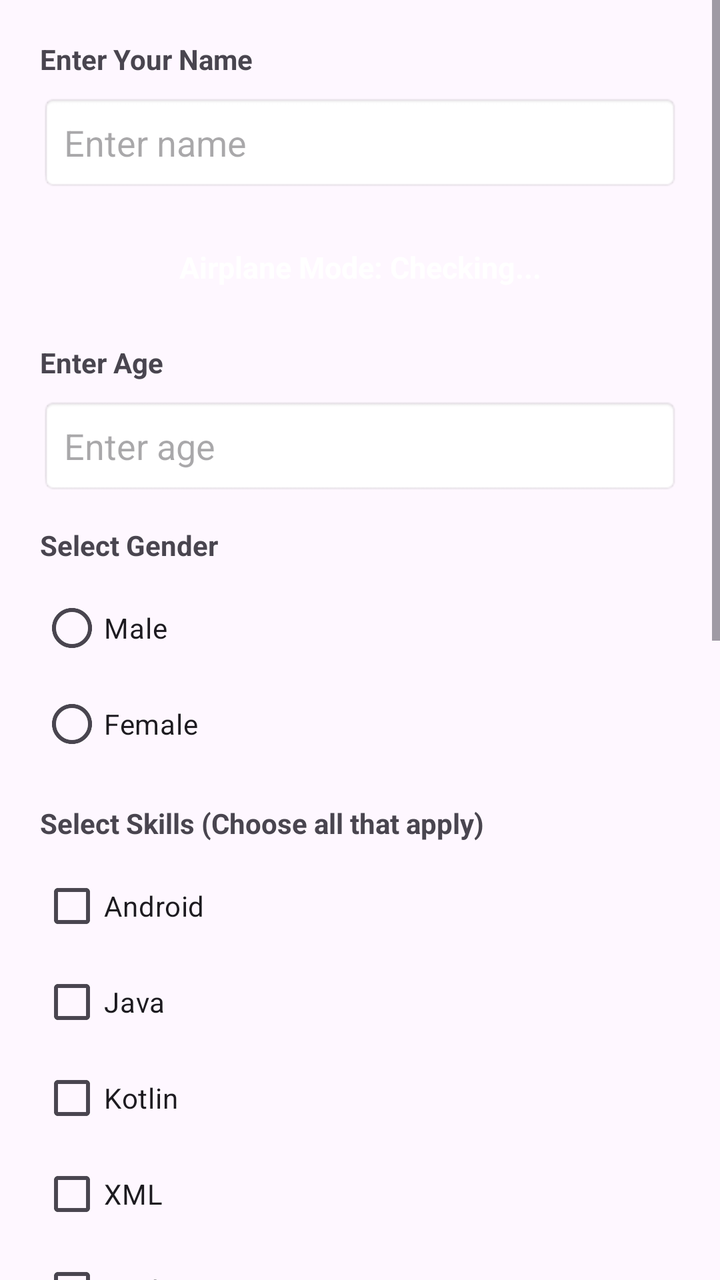
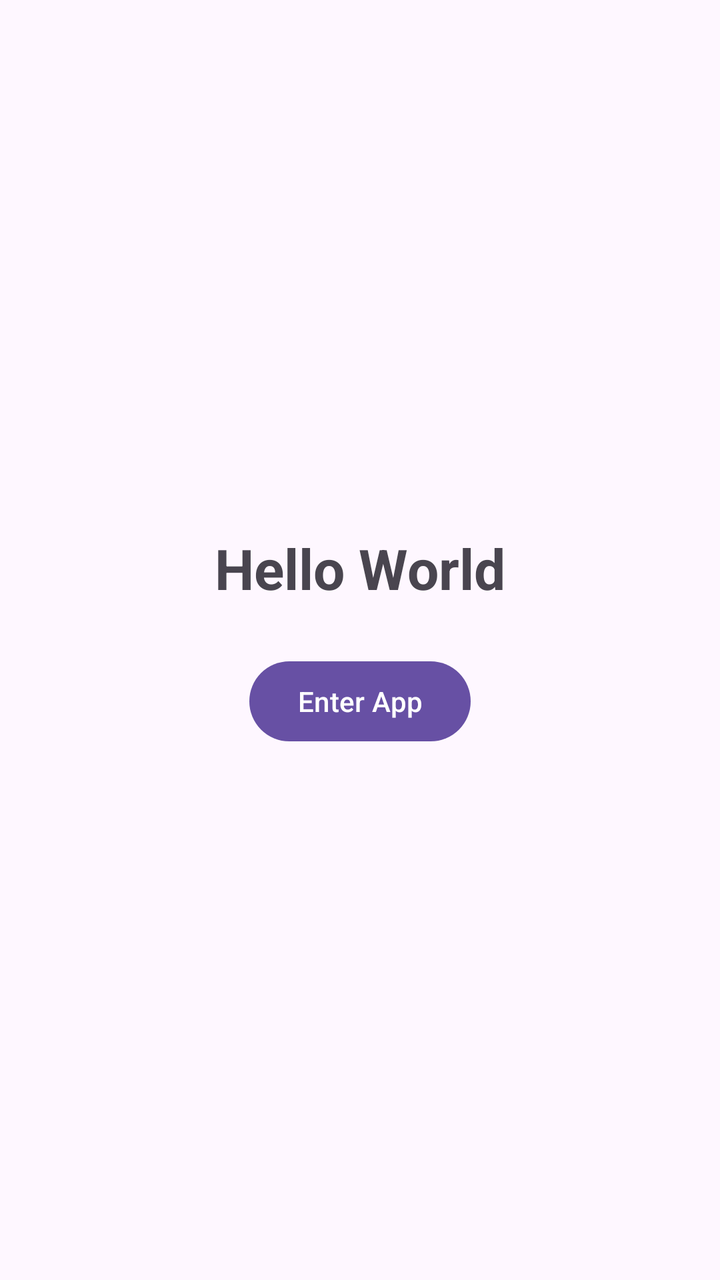

Two renders of the same Android screen: before a commit and after it. Below are the layout's source before the change and the commit's diff.
<!-- AndroidManifest.xml: application theme Theme.Sem5 -->
<!-- res/layout/activity_main.xml -->
<?xml version="1.0" encoding="utf-8"?>
<androidx.drawerlayout.widget.DrawerLayout xmlns:android="http://schemas.android.com/apk/res/android"
    xmlns:app="http://schemas.android.com/apk/res-auto"
    xmlns:tools="http://schemas.android.com/tools"
    android:id="@+id/drawerLayout"
    android:layout_width="match_parent"
    android:layout_height="match_parent"
    tools:context=".MainActivity">

    <ScrollView
        android:layout_width="match_parent"
        android:layout_height="match_parent">

    <LinearLayout
        android:layout_width="match_parent"
        android:layout_height="wrap_content"
        android:orientation="vertical"
        android:padding="20dp">

        <TextView
            android:layout_width="wrap_content"
            android:layout_height="wrap_content"
            android:text="Enter Your Name"
            android:textStyle="bold"
            android:layout_marginBottom="8dp" />

        <EditText
            android:id="@+id/etName"
            android:layout_width="match_parent"
            android:layout_height="wrap_content"
            android:hint="Enter name"
            android:inputType="textPersonName"
            android:background="@android:drawable/editbox_background"
            android:padding="12dp"
            android:layout_marginBottom="16dp" />

        <TextView
            android:id="@+id/tvAirplaneModeBanner"
            android:layout_width="match_parent"
            android:layout_height="wrap_content"
            android:gravity="center"
            android:padding="12dp"
            android:text="Airplane Mode: Checking..."
            android:textStyle="bold"
            android:textSize="15sp"
            android:textColor="#FFFFFF"
            android:layout_marginBottom="16dp" />

        <TextView
            android:layout_width="wrap_content"
            android:layout_height="wrap_content"
            android:text="Enter Age"
            android:textStyle="bold"
            android:layout_marginBottom="8dp" />

        <EditText
            android:id="@+id/etAge"
            android:layout_width="match_parent"
            android:layout_height="wrap_content"
            android:hint="Enter age"
            android:inputType="number"
            android:background="@android:drawable/editbox_background"
            android:padding="12dp"
            android:layout_marginBottom="16dp" />

        <TextView
            android:layout_width="wrap_content"
            android:layout_height="wrap_content"
            android:text="Select Gender"
            android:textStyle="bold"
            android:layout_marginBottom="8dp" />

        <RadioGroup
            android:id="@+id/rgGender"
            android:layout_width="wrap_content"
            android:layout_height="wrap_content"
            android:layout_marginBottom="16dp">

            <RadioButton
                android:id="@+id/rbMale"
                android:layout_width="wrap_content"
                android:layout_height="wrap_content"
                android:text="Male" />

            <RadioButton
                android:id="@+id/rbFemale"
                android:layout_width="wrap_content"
                android:layout_height="wrap_content"
                android:text="Female" />
        </RadioGroup>

        <TextView
            android:layout_width="wrap_content"
            android:layout_height="wrap_content"
            android:text="Select Skills (Choose all that apply)"
            android:textStyle="bold"
            android:layout_marginBottom="8dp" />

        <CheckBox
            android:id="@+id/cbAndroid"
            android:layout_width="wrap_content"
            android:layout_height="wrap_content"
            android:text="Android" />

        <CheckBox
            android:id="@+id/cbJava"
            android:layout_width="wrap_content"
            android:layout_height="wrap_content"
            android:text="Java" />

        <CheckBox
            android:id="@+id/cbKotlin"
            android:layout_width="wrap_content"
            android:layout_height="wrap_content"
            android:text="Kotlin" />

        <CheckBox
            android:id="@+id/cbXML"
            android:layout_width="wrap_content"
            android:layout_height="wrap_content"
            android:text="XML" />

        <CheckBox
            android:id="@+id/cbFirebase"
            android:layout_width="wrap_content"
            android:layout_height="wrap_content"
            android:text="Firebase"
            android:layout_marginBottom="16dp" />

        <TextView
            android:layout_width="wrap_content"
            android:layout_height="wrap_content"
            android:text="Your Address"
            android:textStyle="bold"
            android:layout_marginBottom="8dp" />

        <EditText
            android:id="@+id/etAddress"
            android:layout_width="match_parent"
            android:layout_height="wrap_content"
            android:hint="Enter address"
            android:inputType="textMultiLine"
            android:gravity="top"
            android:minLines="3"
            android:background="@android:drawable/editbox_background"
            android:padding="12dp"
            android:layout_marginBottom="24dp" />

        <LinearLayout
            android:layout_width="match_parent"
            android:layout_height="wrap_content"
            android:orientation="horizontal">

            <Button
                android:id="@+id/btnSubmit"
                android:layout_width="0dp"
                android:layout_height="wrap_content"
                android:layout_weight="1"
                android:text="SUBMIT"
                android:backgroundTint="#6200EE"
                android:textColor="#FFFFFF"
                android:layout_marginEnd="10dp" />

            <Button
                android:id="@+id/btnClear"
                android:layout_width="0dp"
                android:layout_height="wrap_content"
                android:layout_weight="1"
                android:text="CLEAR"
                android:backgroundTint="#6200EE"
                android:textColor="#FFFFFF" />

        </LinearLayout>

        <Button
            android:id="@+id/btnGithub"
            android:layout_width="match_parent"
            android:layout_height="wrap_content"
            android:text="OPEN GITHUB"
            android:layout_marginTop="16dp"
            android:backgroundTint="#333333"
            android:textColor="#FFFFFF" />

        <EditText
            android:id="@+id/etPhone"
            android:layout_width="match_parent"
            android:layout_height="wrap_content"
            android:hint="Enter phone number"
            android:inputType="phone"
            android:background="@android:drawable/editbox_background"
            android:padding="12dp"
            android:layout_marginTop="16dp" />

        <Button
            android:id="@+id/btnCall"
            android:layout_width="match_parent"
            android:layout_height="wrap_content"
            android:text="CALL NUMBER"
            android:layout_marginTop="16dp"
            android:backgroundTint="#E91E63"
            android:textColor="#FFFFFF" />

        <Button
            android:id="@+id/btnMap"
            android:layout_width="match_parent"
            android:layout_height="wrap_content"
            android:text="OPEN MAPS (KRMU)"
            android:layout_marginTop="16dp"
            android:backgroundTint="#4CAF50"
            android:textColor="#FFFFFF" />

        <Button
            android:id="@+id/btnFile"
            android:layout_width="match_parent"
            android:layout_height="wrap_content"
            android:text="OPEN FILE MANAGER"
            android:layout_marginTop="16dp"
            android:backgroundTint="#FF9800"
            android:textColor="#FFFFFF" />

        <Button
            android:id="@+id/btnBattery"
            android:layout_width="match_parent"
            android:layout_height="wrap_content"
            android:text="CHECK BATTERY"
            android:layout_marginTop="16dp"
            android:backgroundTint="#009688"
            android:textColor="#FFFFFF" />

    </LinearLayout>
    </ScrollView>

    <com.google.android.material.navigation.NavigationView
        android:id="@+id/navigationView"
        android:layout_width="wrap_content"
        android:layout_height="match_parent"
        android:layout_gravity="start"
        app:headerLayout="@layout/nav_header"
        app:menu="@menu/drawer_menu" />

</androidx.drawerlayout.widget.DrawerLayout>
<!-- res/layout/nav_header.xml (included above) -->
<?xml version="1.0" encoding="utf-8"?>
<LinearLayout xmlns:android="http://schemas.android.com/apk/res/android"
    android:layout_width="match_parent"
    android:layout_height="176dp"
    android:background="#6200EE"
    android:gravity="bottom"
    android:orientation="vertical"
    android:padding="16dp"
    android:theme="@style/ThemeOverlay.AppCompat.Dark">

    <ImageView
        android:layout_width="64dp"
        android:layout_height="64dp"
        android:contentDescription="App Logo"
        android:src="@mipmap/logo_round" />

    <TextView
        android:layout_width="match_parent"
        android:layout_height="wrap_content"
        android:layout_marginTop="8dp"
        android:text="Sem5 Student Portal"
        android:textColor="#FFFFFF"
        android:textSize="18sp"
        android:textStyle="bold" />

    <TextView
        android:layout_width="wrap_content"
        android:layout_height="wrap_content"
        android:text="K.R. Mangalam University"
        android:textColor="#E0E0E0"
        android:textSize="14sp" />

</LinearLayout>
<!-- resources referenced by this layout -->
<resources>
  <!-- mipmap logo_round (mipmap-anydpi-v26) -->
  <?xml version="1.0" encoding="utf-8"?>
  <adaptive-icon xmlns:android="http://schemas.android.com/apk/res/android">
      <background android:drawable="@drawable/logo_background"/>
      <foreground android:drawable="@mipmap/logo_foreground"/>
      <monochrome android:drawable="@mipmap/logo_foreground"/>
  </adaptive-icon>
  <style name="Theme.Sem5" parent="Base.Theme.Sem5" />
  <!-- drawable logo_background: vector/xml drawable (drawable, 4866 chars, omitted) -->
  <style name="Base.Theme.Sem5" parent="Theme.Material3.DayNight">
          
          
      </style>
</resources>

<!-- the commit's change to res/layout/activity_main.xml (unified diff, before → after) -->
@@ -1,275 +1,23 @@
-<?xml version="1.0" encoding="utf-8"?>
-<androidx.drawerlayout.widget.DrawerLayout xmlns:android="http://schemas.android.com/apk/res/android"
-    xmlns:app="http://schemas.android.com/apk/res-auto"
-    xmlns:tools="http://schemas.android.com/tools"
-    android:id="@+id/drawerLayout"
-    android:layout_width="match_parent"
-    android:layout_height="match_parent"
-    tools:context=".MainActivity">
-
-    <ScrollView
-        android:layout_width="match_parent"
-        android:layout_height="match_parent">
-
-    <LinearLayout
-        android:layout_width="match_parent"
-        android:layout_height="wrap_content"
-        android:orientation="vertical"
-        android:padding="20dp">
-
-        <TextView
-            android:layout_width="wrap_content"
-            android:layout_height="wrap_content"
-            android:text="Enter Your Name"
-            android:textStyle="bold"
-            android:layout_marginBottom="8dp" />
-
-        <EditText
-            android:id="@+id/etName"
-            android:layout_width="match_parent"
-            android:layout_height="wrap_content"
-            android:hint="Enter name"
-            android:inputType="textPersonName"
-            android:background="@android:drawable/editbox_background"
-            android:padding="12dp"
-            android:layout_marginBottom="16dp" />
-
-        <TextView
-            android:id="@+id/tvAirplaneModeBanner"
-            android:layout_width="match_parent"
-            android:layout_height="wrap_content"
-            android:gravity="center"
-            android:padding="12dp"
-            android:text="Airplane Mode: Checking..."
-            android:textStyle="bold"
-            android:textSize="15sp"
-            android:textColor="#FFFFFF"
-            android:layout_marginBottom="16dp" />
-
-        <TextView
-            android:layout_width="wrap_content"
-            android:layout_height="wrap_content"
-            android:text="Enter Age"
-            android:textStyle="bold"
-            android:layout_marginBottom="8dp" />
-
-        <EditText
-            android:id="@+id/etAge"
-            android:layout_width="match_parent"
-            android:layout_height="wrap_content"
-            android:hint="Enter age"
-            android:inputType="number"
-            android:background="@android:drawable/editbox_background"
-            android:padding="12dp"
-            android:layout_marginBottom="16dp" />
-
-        <TextView
-            android:layout_width="wrap_content"
-            android:layout_height="wrap_content"
-            android:text="Select Gender"
-            android:textStyle="bold"
-            android:layout_marginBottom="8dp" />
-
-        <RadioGroup
-            android:id="@+id/rgGender"
-            android:layout_width="wrap_content"
-            android:layout_height="wrap_content"
-            android:layout_marginBottom="16dp">
-
-            <RadioButton
-                android:id="@+id/rbMale"
-                android:layout_width="wrap_content"
-                android:layout_height="wrap_content"
-                android:text="Male" />
-
-            <RadioButton
-                android:id="@+id/rbFemale"
-                android:layout_width="wrap_content"
-                android:layout_height="wrap_content"
-                android:text="Female" />
-        </RadioGroup>
-
-        <TextView
-            android:layout_width="wrap_content"
-            android:layout_height="wrap_content"
-            android:text="Select Skills (Choose all that apply)"
-            android:textStyle="bold"
-            android:layout_marginBottom="8dp" />
-
-        <CheckBox
-            android:id="@+id/cbAndroid"
-            android:layout_width="wrap_content"
-            android:layout_height="wrap_content"
-            android:text="Android" />
-
-        <CheckBox
-            android:id="@+id/cbJava"
-            android:layout_width="wrap_content"
-            android:layout_height="wrap_content"
-            android:text="Java" />
-
-        <CheckBox
-            android:id="@+id/cbKotlin"
-            android:layout_width="wrap_content"
-            android:layout_height="wrap_content"
-            android:text="Kotlin" />
-
-        <CheckBox
-            android:id="@+id/cbXML"
-            android:layout_width="wrap_content"
-            android:layout_height="wrap_content"
-            android:text="XML" />
-
-        <CheckBox
-            android:id="@+id/cbFirebase"
-            android:layout_width="wrap_content"
-            android:layout_height="wrap_content"
-            android:text="Firebase"
-            android:layout_marginBottom="16dp" />
-
-        <TextView
-            android:layout_width="wrap_content"
-            android:layout_height="wrap_content"
-            android:text="Your Address"
-            android:textStyle="bold"
-            android:layout_marginBottom="8dp" />
-
-        <EditText
-            android:id="@+id/etAddress"
-            android:layout_width="match_parent"
-            android:layout_height="wrap_content"
-            android:hint="Enter address"
-            android:inputType="textMultiLine"
-            android:gravity="top"
-            android:minLines="3"
-            android:background="@android:drawable/editbox_background"
-            android:padding="12dp"
-            android:layout_marginBottom="24dp" />
-
-        <LinearLayout
-            android:layout_width="match_parent"
-            android:layout_height="wrap_content"
-            android:orientation="horizontal">
-
-            <Button
-                android:id="@+id/btnSubmit"
-                android:layout_width="0dp"
-                android:layout_height="wrap_content"
-                android:layout_weight="1"
-                android:text="SUBMIT"
-                android:backgroundTint="#6200EE"
-                android:textColor="#FFFFFF"
-                android:layout_marginEnd="10dp" />
-
-            <Button
-                android:id="@+id/btnClear"
-                android:layout_width="0dp"
-                android:layout_height="wrap_content"
-                android:layout_weight="1"
-                android:text="CLEAR"
-                android:backgroundTint="#6200EE"
-                android:textColor="#FFFFFF" />
-
-        </LinearLayout>
-
-        <Button
-            android:id="@+id/btnGithub"
-            android:layout_width="match_parent"
-            android:layout_height="wrap_content"
-            android:text="OPEN GITHUB"
-            android:layout_marginTop="16dp"
-            android:backgroundTint="#333333"
-            android:textColor="#FFFFFF" />
-
-        <EditText
-            android:id="@+id/etPhone"
-            android:layout_width="match_parent"
-            android:layout_height="wrap_content"
-            android:hint="Enter phone number"
-            android:inputType="phone"
-            android:background="@android:drawable/editbox_background"
-            android:padding="12dp"
-            android:layout_marginTop="16dp" />
-
-        <Button
-            android:id="@+id/btnCall"
-            android:layout_width="match_parent"
-            android:layout_height="wrap_content"
-            android:text="CALL NUMBER"
-            android:layout_marginTop="16dp"
-            android:backgroundTint="#E91E63"
-            android:textColor="#FFFFFF" />
-
-        <Button
-            android:id="@+id/btnMap"
-            android:layout_width="match_parent"
-            android:layout_height="wrap_content"
-            android:text="OPEN MAPS (KRMU)"
-            android:layout_marginTop="16dp"
-            android:backgroundTint="#4CAF50"
-            android:textColor="#FFFFFF" />
-
-        <Button
-            android:id="@+id/btnFile"
-            android:layout_width="match_parent"
-            android:layout_height="wrap_content"
-            android:text="OPEN FILE MANAGER"
-            android:layout_marginTop="16dp"
-            android:backgroundTint="#FF9800"
-            android:textColor="#FFFFFF" />
-
-        <Button
-            android:id="@+id/btnBattery"
-            android:layout_width="match_parent"
-            android:layout_height="wrap_content"
-            android:text="CHECK BATTERY"
-            android:layout_marginTop="16dp"
-            android:backgroundTint="#009688"
-            android:textColor="#FFFFFF" />
-
-    </LinearLayout>
-    </ScrollView>
-
-    <com.google.android.material.navigation.NavigationView
-        android:id="@+id/navigationView"
-        android:layout_width="wrap_content"
-        android:layout_height="match_parent"
-        android:layout_gravity="start"
-        app:headerLayout="@layout/nav_header"
-        app:menu="@menu/drawer_menu" />
-
-</androidx.drawerlayout.widget.DrawerLayout>
-<!-- res/layout/nav_header.xml (included above) -->
 <?xml version="1.0" encoding="utf-8"?>
 <LinearLayout xmlns:android="http://schemas.android.com/apk/res/android"
     android:layout_width="match_parent"
-    android:layout_height="176dp"
-    android:background="#6200EE"
-    android:gravity="bottom"
+    android:layout_height="match_parent"
+    android:gravity="center"
     android:orientation="vertical"
-    android:padding="16dp"
-    android:theme="@style/ThemeOverlay.AppCompat.Dark">
-
-    <ImageView
-        android:layout_width="64dp"
-        android:layout_height="64dp"
-        android:contentDescription="App Logo"
-        android:src="@mipmap/logo_round" />
-
-    <TextView
-        android:layout_width="match_parent"
-        android:layout_height="wrap_content"
-        android:layout_marginTop="8dp"
-        android:text="Sem5 Student Portal"
-        android:textColor="#FFFFFF"
-        android:textSize="18sp"
-        android:textStyle="bold" />
+    android:padding="24dp">
 
     <TextView
         android:layout_width="wrap_content"
         android:layout_height="wrap_content"
-        android:text="K.R. Mangalam University"
-        android:textColor="#E0E0E0"
-        android:textSize="14sp" />
+        android:text="Hello World"
+        android:textSize="28sp"
+        android:textStyle="bold" />
+
+    <Button
+        android:id="@+id/btnEnter"
+        android:layout_width="wrap_content"
+        android:layout_height="wrap_content"
+        android:layout_marginTop="24dp"
+        android:text="Enter App" />
 
 </LinearLayout>
<!-- resource entries referenced after the edit -->
@@ -1,14 +1,6 @@
 <!-- resources referenced by this layout -->
 <resources>
-  <!-- mipmap logo_round (mipmap-anydpi-v26) -->
-  <?xml version="1.0" encoding="utf-8"?>
-  <adaptive-icon xmlns:android="http://schemas.android.com/apk/res/android">
-      <background android:drawable="@drawable/logo_background"/>
-      <foreground android:drawable="@mipmap/logo_foreground"/>
-      <monochrome android:drawable="@mipmap/logo_foreground"/>
-  </adaptive-icon>
   <style name="Theme.Sem5" parent="Base.Theme.Sem5" />
-  <!-- drawable logo_background: vector/xml drawable (drawable, 4866 chars, omitted) -->
   <style name="Base.Theme.Sem5" parent="Theme.Material3.DayNight">
           
           
